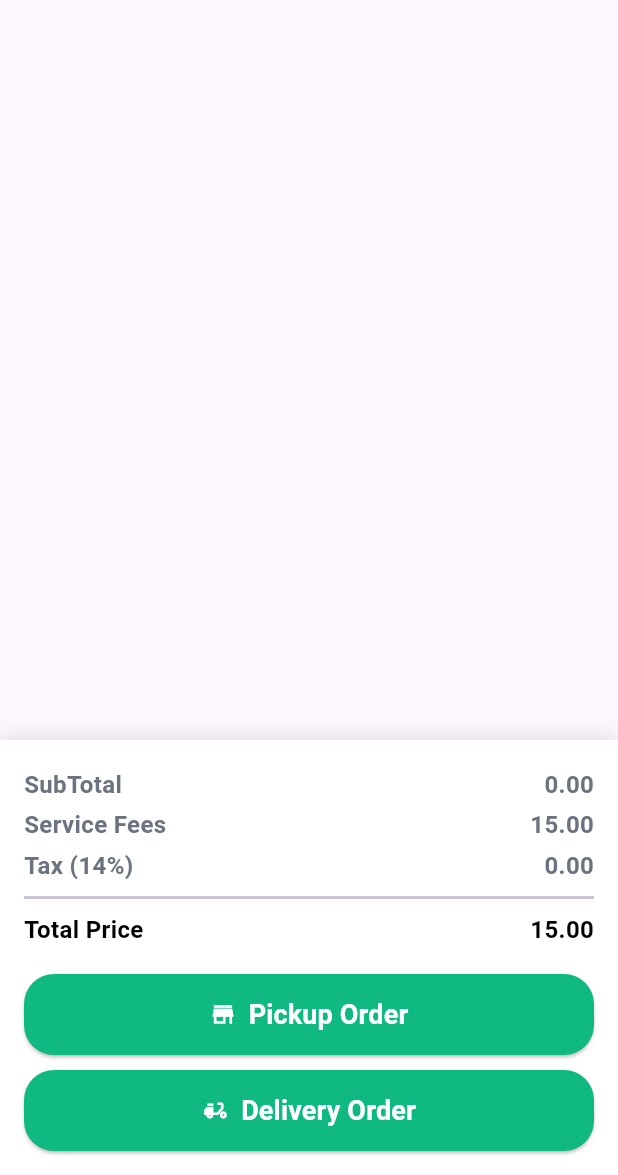
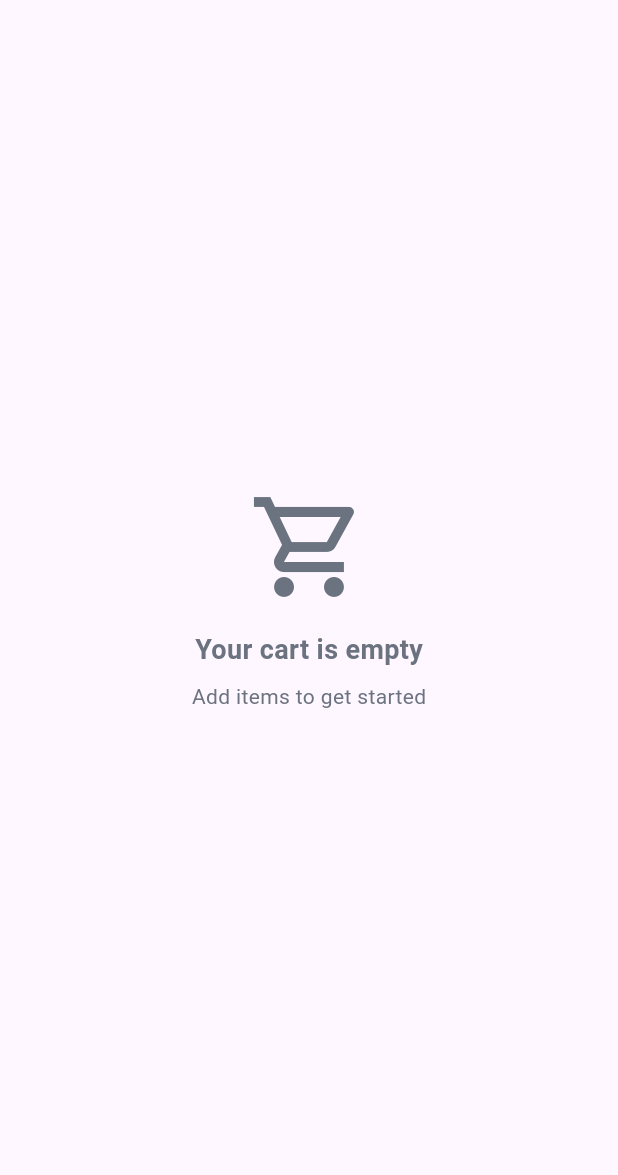
Before and after one commit to Faridaessam1/eco, a Flutter app: the CartTab screen opened directly, on a phone screen of 412 x 824 dp, the part 61-1236 px from its top. Run offline on Flutter 3.47's test engine with Material 3 defaults, Android fonts, the phone set to English and light mode, and no system bars; our stand-ins replace animated_custom_dropdown, bot_toast, cloud_firestore, firebase_auth, firebase_core, flutter_dotenv and 5 more; missing offline and left inert: multi_payment_gateway; accounts and stored records are empty; generated files the repository leaves out were written again.

Commit message:
*for claude

```diff
--- a/lib/core/providers/cart_provider.dart
+++ b/lib/core/providers/cart_provider.dart
@@ -3,13 +3,26 @@ import 'package:flutter/material.dart';
 import '../../Data/food_card_in_cart_tab_data.dart';
 import '../../Data/recently_added_dish_data_model.dart';
 
-
 class CartProvider extends ChangeNotifier {
   List<FoodCardInCartTabData> _cartItems = [];
+  // Store seller ID separately since it's not part of the food card data model
+  String _currentSellerId = "";
 
   List<FoodCardInCartTabData> get cartItems => _cartItems;
+  String get currentSellerId => _currentSellerId;
 
   void addToCart(RecentlyAddedDishDataModel dish) {
+    // If this is the first item, set the seller ID
+    if (_cartItems.isEmpty && dish.sellerId != null) {
+      _currentSellerId = dish.sellerId!;
+    }
+
+    // Only allow adding items from the same seller
+    if (_cartItems.isNotEmpty && dish.sellerId != null && dish.sellerId != _currentSellerId) {
+      // In a real app, you might want to show a warning to the user
+      return;
+    }
+
     final existingIndex = _cartItems.indexWhere((item) => item.foodName == dish.dishName);
     if (existingIndex != -1) {
       _cartItems[existingIndex].foodQuantity++;
@@ -18,7 +31,6 @@ class CartProvider extends ChangeNotifier {
         foodImgPath: (dish.dishImage != null && dish.dishImage!.isNotEmpty)
             ? dish.dishImage!
             : 'assets/images/recentlyAddedImg.png',
-
         foodName: dish.dishName,
         foodPrice: dish.dishPrice,
         foodQuantity: 1,
@@ -43,12 +55,19 @@ class CartProvider extends ChangeNotifier {
 
   void removeFromCart(int index) {
     _cartItems.removeAt(index);
+
+    // Reset seller ID if cart becomes empty
+    if (_cartItems.isEmpty) {
+      _currentSellerId = "";
+    }
+
     notifyListeners();
   }
 
   // Clear all items from cart
   void clearCart() {
     _cartItems.clear();
+    _currentSellerId = "";
     notifyListeners();
   }
 
--- a/lib/ui/customer/cartTab/cart_tab.dart
+++ b/lib/ui/customer/cartTab/cart_tab.dart
@@ -10,8 +10,7 @@ import '../../../core/widgets/custom_elevated_button.dart';
 import '../delievery/delievery_screen.dart';
 
 class CartTab extends StatelessWidget {
-
-  CartTab({super.key });
+  CartTab({super.key});
 
   @override
   Widget build(BuildContext context) {
@@ -34,9 +33,45 @@ class CartTab extends StatelessWidget {
     double tax = subtotal * 0.14;
     double totalPrice = subtotal + serviceFees + tax;
 
+    // Early return if cart is empty
+    if (cardData.isEmpty) {
+      return Scaffold(
+        appBar: AppBar(
+          title: Image.asset(
+            AppAssets.appLogo,
+            height: height * 0.03,
+          ),
+        ),
+        body: const Center(
+          child: Column(
+            mainAxisAlignment: MainAxisAlignment.center,
+            children: [
+              Icon(Icons.shopping_cart_outlined, size: 80, color: AppColors.darkGrey),
+              SizedBox(height: 16),
+              Text(
+                "Your cart is empty",
+                style: TextStyle(
+                  fontSize: 18,
+                  fontWeight: FontWeight.bold,
+                  color: AppColors.darkGrey,
+                ),
+              ),
+              SizedBox(height: 8),
+              Text(
+                "Add items to get started",
+                style: TextStyle(
+                  color: AppColors.darkGrey,
+                ),
+              ),
+            ],
+          ),
+        ),
+      );
+    }
+
     return Scaffold(
       appBar: AppBar(
-        title:Image.asset(
+        title: Image.asset(
           AppAssets.appLogo,
           height: height * 0.03,
         ),
@@ -83,9 +118,17 @@ class CartTab extends StatelessWidget {
                     width: double.infinity,
                     child: CustomElevatedButton(
                       onPressed: () {
+                        // Get the seller ID from the CartProvider
+                        final sellerId = cartProvider.currentSellerId.isNotEmpty
+                            ? cartProvider.currentSellerId
+                            : "unknown";
+
                         Navigator.push(
                           context,
-                          MaterialPageRoute(builder: (context) =>PaymentMethodScreen ()),
+                          MaterialPageRoute(builder: (context) => PaymentMethodScreen(
+                            sellerId: sellerId,
+                            orderType: "pickup",
+                          )),
                         );
                       },
                       text: "Pickup Order",
@@ -104,7 +147,7 @@ class CartTab extends StatelessWidget {
                       onPressed: () {
                         Navigator.push(
                           context,
-                          MaterialPageRoute(builder: (context) =>DeliveryHelpScreen ()),
+                          MaterialPageRoute(builder: (context) => DeliveryHelpScreen()),
                         );
                       },
                       text: "Delivery Order",
@@ -141,7 +184,7 @@ class CartTab extends StatelessWidget {
           ),
           const Spacer(),
           Text(
-            value.toStringAsFixed(2),
+            "${value.toStringAsFixed(2)} L.E",
             style: TextStyle(
               color: color ?? AppColors.darkGrey,
               fontWeight: isBold ? FontWeight.bold : FontWeight.w700,
```
Also changed, not shown: lib/core/FirebaseServices/order_service.dart (+40 -7 lines), lib/core/providers/order_provider.dart (+57 -3 lines).
